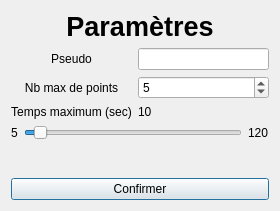
Above: v6/dialogparametres.ui from TomPlanche/S2-01 before the change. Below: the same form after it.
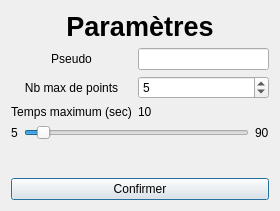
That is the form after the change.

Diff of the .ui file:
```diff
--- a/v6/dialogparametres.ui
+++ b/v6/dialogparametres.ui
@@ -111,11 +111,17 @@
      </item>
      <item>
       <widget class="QSlider" name="slider">
+       <property name="enabled">
+        <bool>true</bool>
+       </property>
+       <property name="toolTipDuration">
+        <number>-1</number>
+       </property>
        <property name="minimum">
         <number>5</number>
        </property>
        <property name="maximum">
-        <number>120</number>
+        <number>90</number>
        </property>
        <property name="singleStep">
         <number>5</number>
@@ -137,7 +143,7 @@
      <item>
       <widget class="QLabel" name="label_2">
        <property name="text">
-        <string>120</string>
+        <string>90</string>
        </property>
       </widget>
      </item>
```
Left out of the diff: 2 changed lines with no effect on the pictures.
